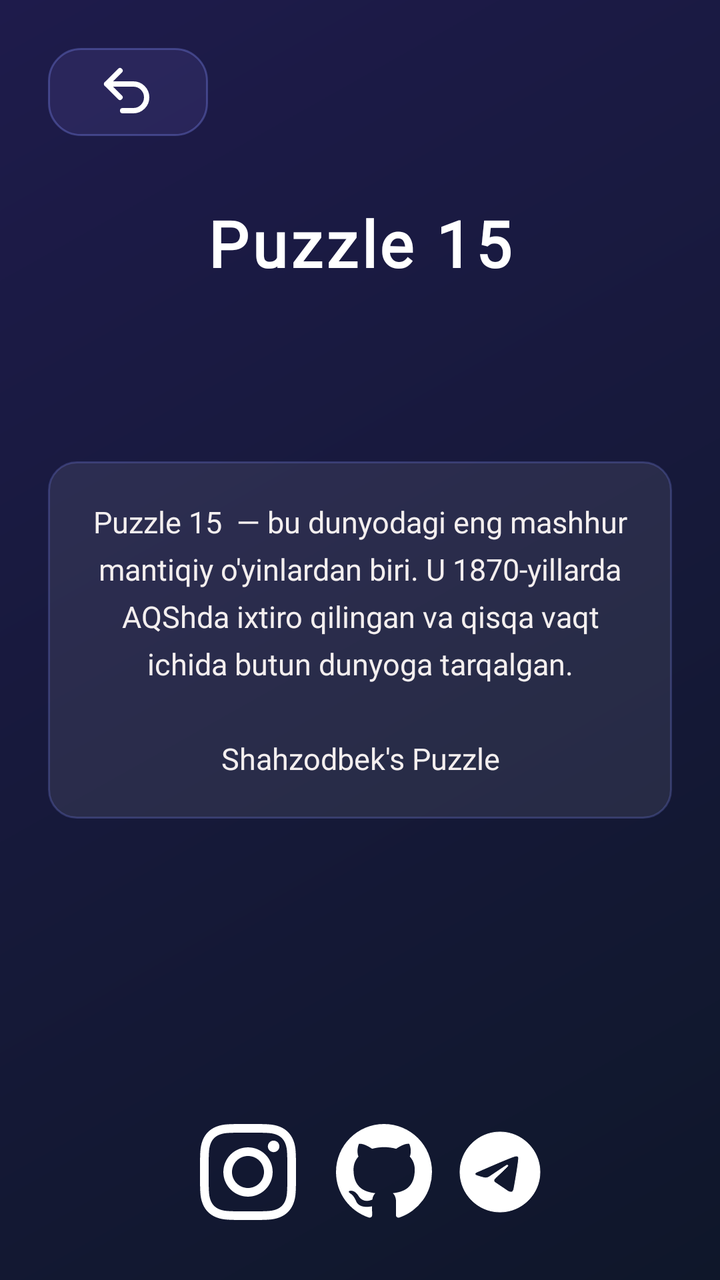
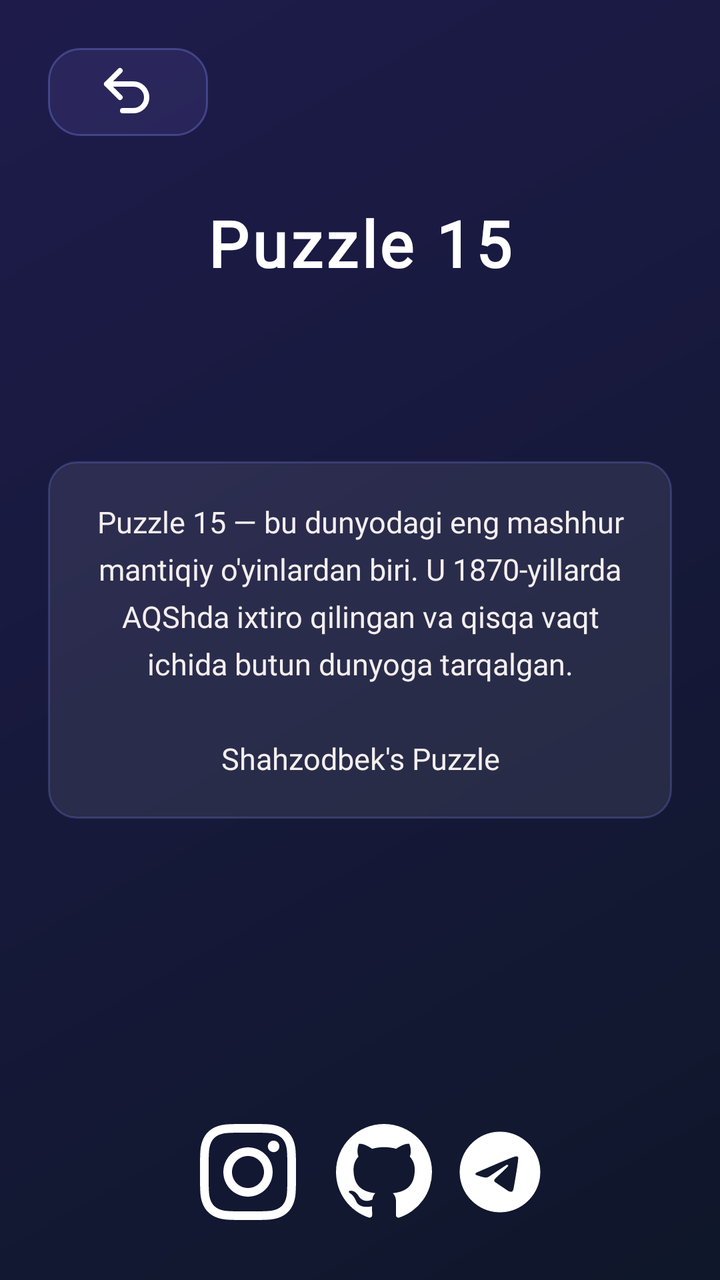

Before-and-after screenshots of an Android layout around one commit, followed by the original layout XML and the change that was made.
<!-- AndroidManifest.xml: application theme Theme.Puzzle15 -->
<!-- res/layout/info.xml -->
<?xml version="1.0" encoding="utf-8"?>
<FrameLayout xmlns:android="http://schemas.android.com/apk/res/android"
    android:id="@+id/puzlinfo"
    android:layout_width="match_parent"
    android:layout_height="match_parent"
    android:background="@drawable/bg_clean_gradient">

    <androidx.appcompat.widget.AppCompatImageButton
        android:id="@+id/orqaga"
        android:layout_width="80dp"
        android:layout_height="44dp"
        android:layout_marginStart="24dp"
        android:layout_marginTop="24dp"
        android:background="@drawable/btn_back"
        android:elevation="4dp"
        android:src="@drawable/ic_back"
        android:stateListAnimator="@null"
    />

    <TextView
        android:layout_width="wrap_content"
        android:layout_height="wrap_content"
        android:layout_gravity="top|center_horizontal"
        android:layout_marginTop="100dp"
        android:letterSpacing="0.05"
        android:text="Puzzle 15"
        android:fontFamily="@font/rogonez"
        android:textColor="#FFFFFF"
        android:textSize="32sp"
        android:textStyle="bold" />

    <androidx.appcompat.widget.AppCompatTextView
        android:id="@+id/info_1"
        android:layout_width="match_parent"
        android:layout_height="wrap_content"
        android:layout_gravity="center"
        android:layout_marginHorizontal="24dp"
        android:background="@drawable/edit_text_back"
        android:elevation="2dp"
        android:fontFamily="@font/youre"
        android:gravity="center"
        android:lineSpacingExtra="6dp"
        android:padding="20dp"
        android:text="Puzzle 15  — bu dunyodagi eng mashhur mantiqiy o'yinlardan biri. U 1870-yillarda AQShda ixtiro qilingan va qisqa vaqt ichida butun dunyoga tarqalgan.\n\nShahzodbek's Puzzle"
        android:textColor="#F4EFEF"
        android:textSize="15sp" />

    <LinearLayout
        android:layout_width="match_parent"
        android:layout_height="wrap_content"
        android:layout_gravity="bottom|center"
        android:layout_marginBottom="30dp"
        android:orientation="horizontal">

        <ImageView
            android:id="@+id/btn_instagram"
            android:layout_width="wrap_content"
            android:layout_height="wrap_content"
            android:layout_marginStart="100dp"
            android:backgroundTint="#15FFFFFF"
            android:src="@drawable/ic_instagram" />

        <ImageView
            android:id="@+id/btn_github"
            android:layout_width="wrap_content"
            android:layout_height="wrap_content"
            android:layout_marginStart="20dp"
            android:src="@drawable/ic_github" />

        <ImageView
            android:id="@+id/btn_telegram"
            android:layout_width="wrap_content"
            android:layout_height="match_parent"
            android:scaleType="centerCrop"
            android:backgroundTint="#15FFFFFF"
            android:layout_marginStart="10dp"
            android:src="@drawable/ic_telegram" />
    </LinearLayout>


</FrameLayout>
<!-- resources referenced by this layout -->
<resources>
  <!-- drawable bg_clean_gradient (drawable) -->
  <?xml version="1.0" encoding="utf-8"?>
  <shape xmlns:android="http://schemas.android.com/apk/res/android"
      android:shape="rectangle">
  
      <gradient
          android:angle="135"
          android:startColor="#0F172A"
          android:endColor="#1E1B4B"
          android:type="linear"/>
  
  </shape>
  <!-- drawable btn_back (drawable) -->
  <?xml version="1.0" encoding="utf-8"?>
  <selector xmlns:android="http://schemas.android.com/apk/res/android">
  
      <item android:state_pressed="true">
          <shape android:shape="rectangle">
              <corners android:radius="16dp"/>
              <solid android:color="#404338CA"/>
              <stroke android:width="1.5dp" android:color="#806366F1"/>
          </shape>
      </item>
  
      <item>
          <shape android:shape="rectangle">
              <corners android:radius="16dp"/>
              <solid android:color="#257568C8"/>
  
              <stroke
                  android:width="1dp"
                  android:color="#55818CF8"/>
          </shape>
      </item>
  </selector>
  <!-- drawable edit_text_back (drawable) -->
  <?xml version="1.0" encoding="utf-8"?>
  <shape xmlns:android="http://schemas.android.com/apk/res/android"
      android:shape="rectangle">
  
      <corners android:radius="14dp"/>
  
      <solid android:color="#15FFFFFF"/>
  
      <stroke
          android:width="1dp"
          android:color="#40818CF8"/>
  
  </shape>
  <!-- drawable ic_back (drawable) -->
  <vector xmlns:android="http://schemas.android.com/apk/res/android"
      android:width="32dp"
      android:height="32dp"
      android:viewportWidth="24"
      android:viewportHeight="24">
      <path
          android:strokeColor="#ffff"
          android:strokeWidth="2"
          android:strokeLineCap="round"
          android:strokeLineJoin="round"
          android:pathData="M9,14 L4,9 L9,4 M4,9 L14,9 C16.761,9 19,11.239 19,14 C19,16.761 16.761,19 14,19 L10,19" />
  </vector>
  <!-- drawable ic_github (drawable) -->
  <vector xmlns:android="http://schemas.android.com/apk/res/android"
      android:width="48dp"
      android:height="48dp"
      android:viewportWidth="24"
      android:viewportHeight="24">
      <path
          android:fillColor="#FFFFFF"
          android:pathData="M12 0C5.37 0 0 5.37 0 12c0 5.31 3.435 9.795 8.205 11.385.6.105.825-.255.825-.57 0-.285-.015-1.23-.015-2.235-3.015.555-3.795-.735-4.035-1.41-.135-.345-.72-1.41-1.23-1.695-.42-.225-1.02-.78-.015-.795.945-.015 1.62.87 1.845 1.23 1.08 1.815 2.805 1.305 3.495.99.105-.78.42-1.305.765-1.605-2.67-.3-5.46-1.335-5.46-5.925 0-1.305.465-2.385 1.23-3.225-.12-.3-.54-1.53.12-3.18 0 0 1.005-.315 3.3 1.23.96-.27 1.98-.405 3-.405s2.04.135 3 .405c2.295-1.56 3.3-1.23 3.3-1.23.66 1.65.24 2.88.12 3.18.765.84 1.23 1.905 1.23 3.225 0 4.605-2.805 5.625-5.475 5.925.435.375.81 1.095.81 2.22 0 1.605-.015 2.895-.015 3.3 0 .315.225.69.825.57A12.02 12.02 0 0,0 24 12c0-6.63-5.37-12-12-12z"/>
  </vector>
  <style name="Theme.Puzzle15" parent="Base.Theme.Puzzle15" />
  <style name="Base.Theme.Puzzle15" parent="Theme.Material3.DayNight.NoActionBar">
          
          
      </style>
  <!-- unchanged entries left out for length: 2 -->
</resources>

<!-- the commit's change to res/layout/info.xml (unified diff, before → after) -->
@@ -23,7 +23,7 @@
         android:layout_gravity="top|center_horizontal"
         android:layout_marginTop="100dp"
         android:letterSpacing="0.05"
-        android:text="Puzzle 15"
+        android:text="@string/app_name"
         android:fontFamily="@font/rogonez"
         android:textColor="#FFFFFF"
         android:textSize="32sp"
@@ -41,7 +41,7 @@
         android:gravity="center"
         android:lineSpacingExtra="6dp"
         android:padding="20dp"
-        android:text="Puzzle 15  — bu dunyodagi eng mashhur mantiqiy o'yinlardan biri. U 1870-yillarda AQShda ixtiro qilingan va qisqa vaqt ichida butun dunyoga tarqalgan.\n\nShahzodbek's Puzzle"
+        android:text="@string/info_description"
         android:textColor="#F4EFEF"
         android:textSize="15sp" />
 
<!-- resource entries referenced after the edit -->
@@ -72,6 +72,8 @@
           android:fillColor="#FFFFFF"
           android:pathData="M12 0C5.37 0 0 5.37 0 12c0 5.31 3.435 9.795 8.205 11.385.6.105.825-.255.825-.57 0-.285-.015-1.23-.015-2.235-3.015.555-3.795-.735-4.035-1.41-.135-.345-.72-1.41-1.23-1.695-.42-.225-1.02-.78-.015-.795.945-.015 1.62.87 1.845 1.23 1.08 1.815 2.805 1.305 3.495.99.105-.78.42-1.305.765-1.605-2.67-.3-5.46-1.335-5.46-5.925 0-1.305.465-2.385 1.23-3.225-.12-.3-.54-1.53.12-3.18 0 0 1.005-.315 3.3 1.23.96-.27 1.98-.405 3-.405s2.04.135 3 .405c2.295-1.56 3.3-1.23 3.3-1.23.66 1.65.24 2.88.12 3.18.765.84 1.23 1.905 1.23 3.225 0 4.605-2.805 5.625-5.475 5.925.435.375.81 1.095.81 2.22 0 1.605-.015 2.895-.015 3.3 0 .315.225.69.825.57A12.02 12.02 0 0,0 24 12c0-6.63-5.37-12-12-12z"/>
   </vector>
+  <string name="app_name">Puzzle 15</string>
+  <string name="info_description">Puzzle 15 — bu dunyodagi eng mashhur mantiqiy o\'yinlardan biri. U 1870-yillarda AQShda ixtiro qilingan va qisqa vaqt ichida butun dunyoga tarqalgan.\n\nShahzodbek\'s Puzzle</string>
   <style name="Theme.Puzzle15" parent="Base.Theme.Puzzle15" />
   <style name="Base.Theme.Puzzle15" parent="Theme.Material3.DayNight.NoActionBar">
           
